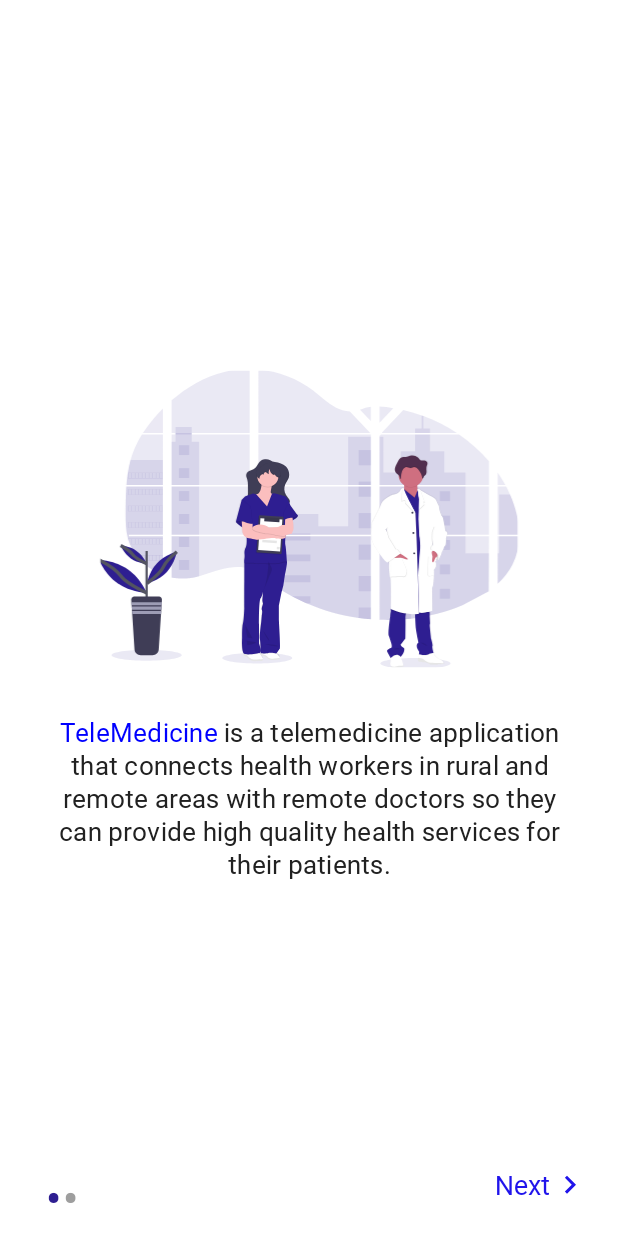
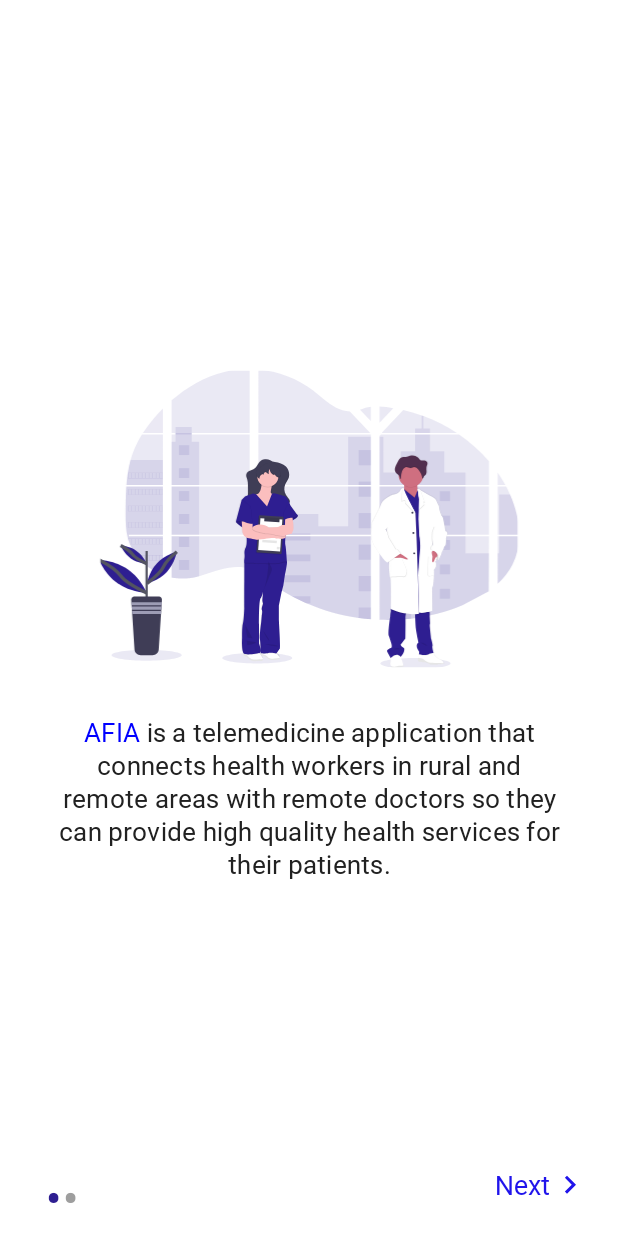
Before and after one commit to rajeshsoni98/TeleMedicine, an Android app: the IntroActivity screen opened directly, with no data from a screen before it, on a phone screen of 412 x 824 dp. Run offline under Robolectric (Android 15) with nearby library versions, the phone set to English and light mode, and no system bars; our stand-ins replace RxJava; libraries missing offline, so code that uses them is left out: com.parse; Roboto replaces fonts that are not available here.

Commit message:
app name replaced on Intro screens.

```diff
--- a/app/src/main/res/values-sw600dp/strings.xml
+++ b/app/src/main/res/values-sw600dp/strings.xml
@@ -11,7 +11,7 @@
     <string name="age_11_years_5_months">Age: 11 years, 5 months</string>
     <string name="active_defaultTag">Active</string>
     <string name="since_when_have_you_had_this_symptom">Since when have you had this symptom?</string>
-    <string name="hello_n_n_i_m_ayu_a_digital_health_assistant_let_s_get_started">Hello\n\n I’m Ayu, a digital health assistant. Let’s get started!</string>
+    <string name="hello_n_n_i_m_ayu_a_digital_health_assistant_let_s_get_started">Hello\n\n I’m AFIA, a digital health assistant. Let’s get started!</string>
     <string name="demo_version">Demo version</string>
     <string name="custom_setup">Custom setup</string>
     <string name="hello_n_n_i_m_ayu_a_digital_health_assistant_let_s_get_started_normal_Screen">Hello\n\n I’m AFIA, a digital health assistant. Let’s get started!</string>
@@ -19,9 +19,9 @@
     <string name="i_need_assistance">" and I need some assistance."</string>
     <string name="economic_values_missing">Economic values are missing</string>
     <string name="education_values_missing">Education values are missing</string>
-    <string name="intelehealth_a_telemedicine_platform">TeleMedicine is a telemedicine application that connects health workers in rural and remote areas with remote doctors so they can provide high quality health services for their patients.</string>
-    <string name="intelehealth_name">TeleMedicine</string>
-    <string name="Ayu_name">Ayu</string>
+    <string name="intelehealth_a_telemedicine_platform">AFIA is a telemedicine application that connects health workers in rural and remote areas with remote doctors so they can provide high quality health services for their patients.</string>
+    <string name="intelehealth_name">AFIA</string>
+    <string name="Ayu_name">AFIA</string>
     <string name="close_button">Close</string>
     <string name="active_tag_patientDetail">" Active"</string>
     <string name="associated_symptoms_patientDetail">Associated symptoms</string>
--- a/app/src/main/res/values-v21/strings.xml
+++ b/app/src/main/res/values-v21/strings.xml
@@ -14,7 +14,7 @@
     <string name="age_11_years_5_months">Age: 11 years, 5 months</string>
     <string name="active_defaultTag">Active</string>
     <string name="since_when_have_you_had_this_symptom">Since when have you had this symptom?</string>
-    <string name="hello_n_n_i_m_ayu_a_digital_health_assistant_let_s_get_started">Hello\n\n I’m Ayu, a digital health assistant. Let’s get started!</string>
+    <string name="hello_n_n_i_m_ayu_a_digital_health_assistant_let_s_get_started">Hello\n\n I’m AFIA, a digital health assistant. Let’s get started!</string>
     <string name="demo_version">Demo version</string>
     <string name="custom_setup">Custom setup</string>
     <string name="hello_n_n_i_m_ayu_a_digital_health_assistant_let_s_get_started_normal_Screen">Hello\n\n I’m AFIA, a digital health assistant. Let’s get started!</string>
@@ -22,9 +22,9 @@
     <string name="i_need_assistance">" and I need some assistance."</string>
     <string name="economic_values_missing">Economic values are missing</string>
     <string name="education_values_missing">Education values are missing</string>
-    <string name="intelehealth_a_telemedicine_platform">TeleMedicine is a telemedicine application that connects health workers in rural and remote areas with remote doctors so they can provide high quality health services for their patients.</string>
-    <string name="intelehealth_name">TeleMedicine</string>
-    <string name="Ayu_name">Ayu</string>
+    <string name="intelehealth_a_telemedicine_platform">AFIA is a telemedicine application that connects health workers in rural and remote areas with remote doctors so they can provide high quality health services for their patients.</string>
+    <string name="intelehealth_name">AFIA</string>
+    <string name="Ayu_name">AFIA</string>
     <string name="close_button">Close</string>
     <string name="active_tag_patientDetail">" Active"</string>
     <string name="associated_symptoms_patientDetail">Associated symptoms</string>
--- a/app/src/main/res/values/strings.xml
+++ b/app/src/main/res/values/strings.xml
@@ -585,9 +585,9 @@
     <string name="i_need_assistance">" and I need some assistance."</string>
     <string name="economic_values_missing">Economic values are missing</string>
     <string name="education_values_missing">Education values are missing</string>
-    <string name="intelehealth_a_telemedicine_platform">TeleMedicine is a telemedicine application that connects health workers in rural and remote areas with remote doctors so they can provide high quality health services for their patients.</string>
-    <string name="intelehealth_name">TeleMedicine</string>
-    <string name="Ayu_name">Ayu</string>
+    <string name="intelehealth_a_telemedicine_platform">AFIA is a telemedicine application that connects health workers in rural and remote areas with remote doctors so they can provide high quality health services for their patients.</string>
+    <string name="intelehealth_name">AFIA</string>
+    <string name="Ayu_name">AFIA</string>
     <string name="close_button">Close</string>
     <string name="active_tag_patientDetail">" Active"</string>
     <string name="associated_symptoms_patientDetail">Associated symptoms</string>
```
